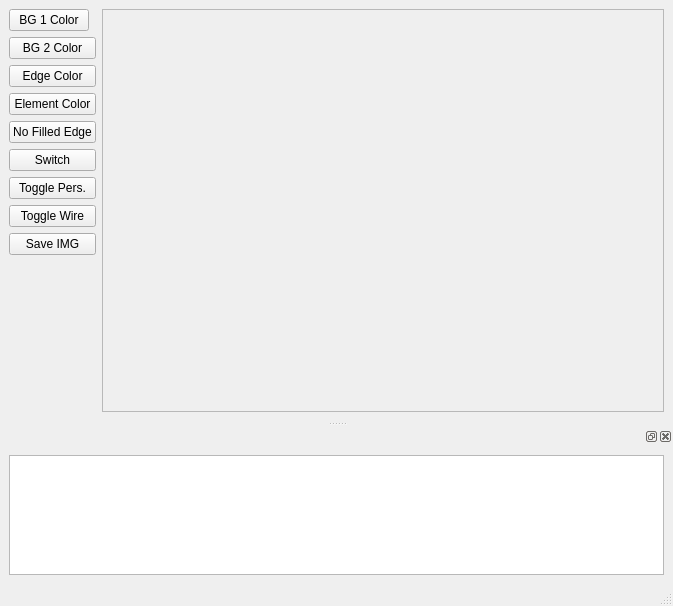
Before: the Qt Designer form fem_post/view.ui in MRedAero/FEMAnalysisTool, drawn with Qt 5.
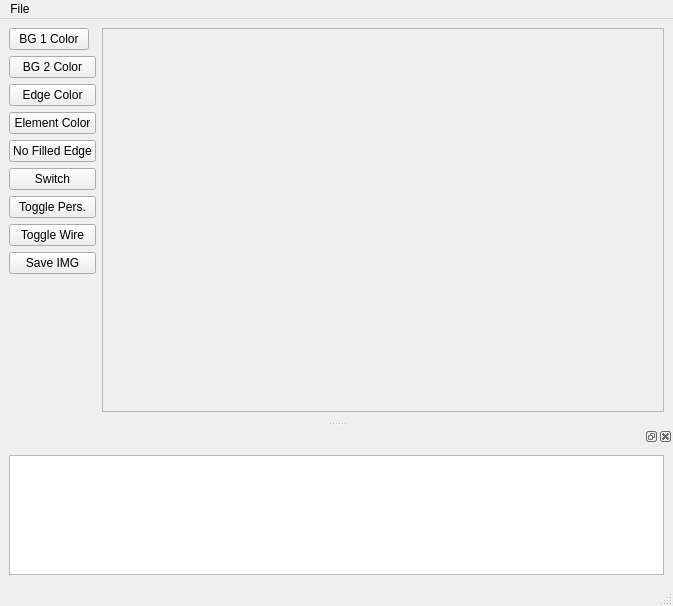
After: the same form once the commit is applied.

Commit message: 1.  tiny update to controller_04.py file... added File menu and open file option, not implemented yet 2.  found a good vtk/nastran example on the internet, put it in vtk_nastran_example.py

Diff of the .ui file:
```diff
--- a/fem_post/view.ui
+++ b/fem_post/view.ui
@@ -126,6 +126,13 @@
      <height>21</height>
     </rect>
    </property>
+   <widget class="QMenu" name="menuFile">
+    <property name="title">
+     <string>File</string>
+    </property>
+    <addaction name="actionOpen"/>
+   </widget>
+   <addaction name="menuFile"/>
   </widget>
   <widget class="QStatusBar" name="statusbar"/>
   <widget class="QDockWidget" name="dockWidget">
```
Left out of the diff: 5 changed lines with no effect on the pictures. The commit also changes 4 other files.
